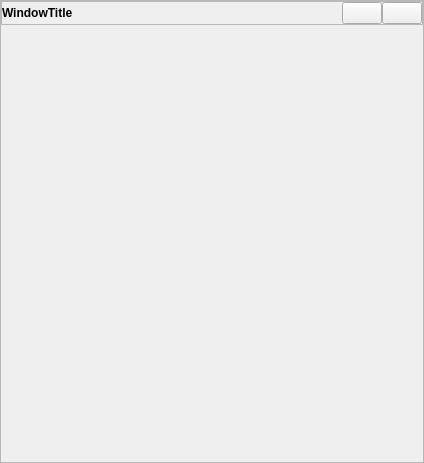
Old version of the form PySide6Widgets/UI/FramelessMdiWindow.ui in the repository Woutah/pyside6-utils.
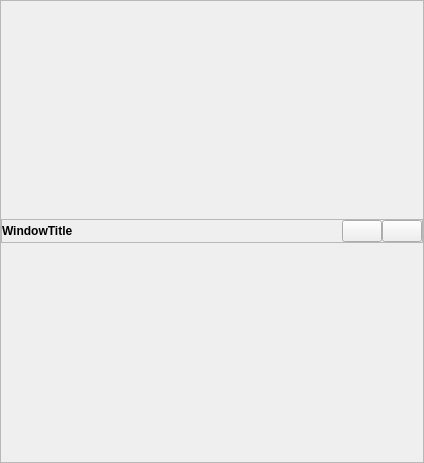
New version of the form. Icons and pictures are not drawn.

Diff of the .ui file:
```diff
--- a/PySide6Widgets/UI/FramelessMdiWindow.ui
+++ b/PySide6Widgets/UI/FramelessMdiWindow.ui
@@ -19,6 +19,9 @@
   <property name="windowTitle">
    <string>Form</string>
   </property>
+  <property name="autoFillBackground">
+   <bool>false</bool>
+  </property>
   <layout class="QVBoxLayout" name="verticalLayout_4">
    <property name="spacing">
     <number>0</number>
@@ -42,6 +45,9 @@
      </property>
      <item>
       <widget class="QFrame" name="frame">
+       <property name="autoFillBackground">
+        <bool>true</bool>
+       </property>
        <property name="frameShape">
         <enum>QFrame::StyledPanel</enum>
        </property>
@@ -49,9 +55,9 @@
         <enum>QFrame::Plain</enum>
        </property>
        <property name="lineWidth">
-        <number>3</number>
+        <number>2</number>
        </property>
-       <layout class="QVBoxLayout" name="verticalLayout_2" stretch="0,1,0">
+       <layout class="QVBoxLayout" name="verticalLayout_2" stretch="0,1">
         <property name="spacing">
          <number>0</number>
         </property>
@@ -168,20 +174,7 @@
          </widget>
         </item>
         <item>
-         <layout class="QVBoxLayout" name="contentLayout"/>
-        </item>
-        <item>
-         <spacer name="verticalSpacer">
-          <property name="orientation">
-           <enum>Qt::Vertical</enum>
-          </property>
-          <property name="sizeHint" stdset="0">
-           <size>
-            <width>20</width>
-            <height>40</height>
-           </size>
-          </property>
-         </spacer>
+         <layout class="QVBoxLayout" name="contentLayout" stretch=""/>
         </item>
        </layout>
       </widget>
```
